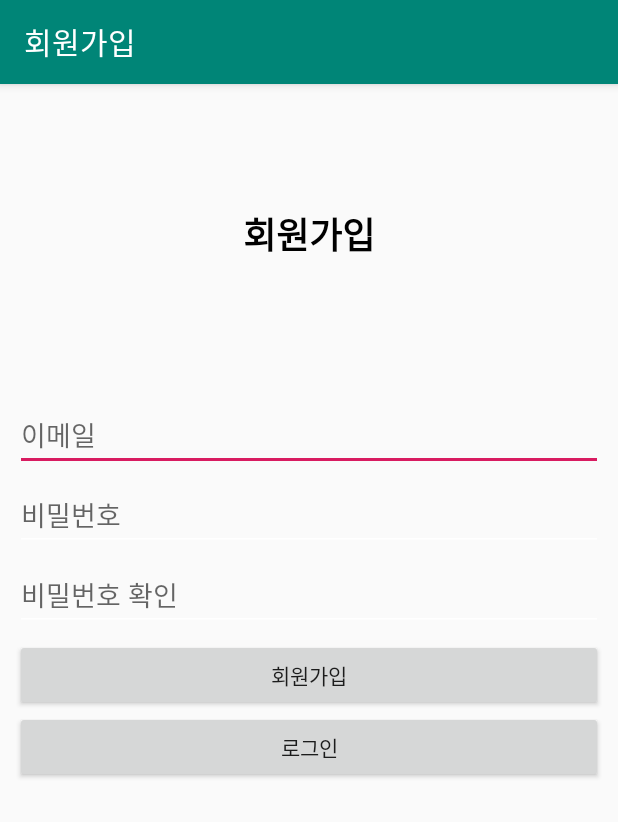
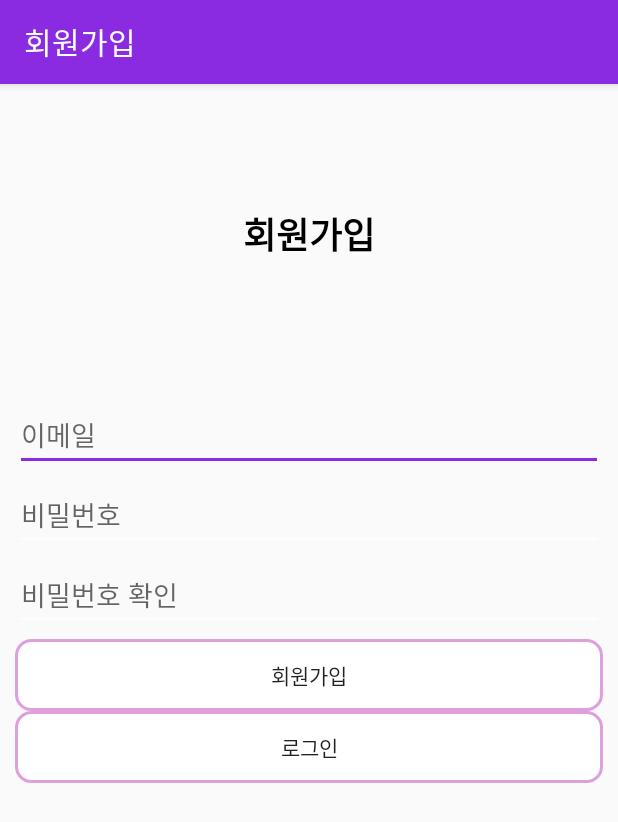
Before and after one commit to KimBoKyu/SNS_Project_FMW, an Android app: the screen it shows after launch (SignUpActivity), after a tap on "회원가입", on a phone screen of 412 x 824 dp. Shown: the top 822 px of the screen. Run offline under Robolectric (Android 15) with nearby library versions, the phone set to English and light mode, and no system bars; our stand-ins replace Firebase (no records; nobody signed in at launch, a user with empty details on screens opened directly); 3 statements that could not run were skipped.

Commit message:
01Sep2019_sujin

```diff
--- a/app/build.gradle
+++ b/app/build.gradle
@@ -37,6 +37,7 @@ dependencies {
     implementation 'com.google.firebase:firebase-firestore:19.0.1'
     implementation 'com.google.firebase:firebase-storage:17.0.0'
     implementation 'androidx.cardview:cardview:1.0.0'
+    implementation 'com.android.support:cardview-v7:28.0.0'
     implementation 'androidx.recyclerview:recyclerview:1.0.0'
     implementation 'com.github.bumptech.glide:glide:4.9.0'
     annotationProcessor 'com.github.bumptech.glide:compiler:4.9.0'
--- a/app/src/main/AndroidManifest.xml
+++ b/app/src/main/AndroidManifest.xml
@@ -19,8 +19,7 @@
         <meta-data
             android:name="com.google.android.geo.API_KEY"
             android:value="AIzaSyCE4X-mIZd5CiNQIa8U41tqnIm3vdyfLCA"/>
-        <activity android:name=".activity.LoadingActivity"
-            android:theme="@android:style/Theme.NoTitleBar.Fullscreen" />
+
         <activity android:name=".activity.MainActivity">
             <intent-filter>
                 <action android:name="android.intent.action.MAIN" />
--- a/app/src/main/java/com/example/sns_project/activity/LoadingActivity.java
+++ /dev/null
@@ -1,76 +0,0 @@
-package com.example.sns_project.activity;
-
-import android.app.Activity;
-import android.content.Intent;
-import android.os.Bundle;
-import android.os.Handler;
-
-import android.graphics.Color;
-import android.os.Bundle;
-import android.widget.RadioButton;
-import android.widget.RadioGroup;
-import android.widget.SeekBar;
-
-import androidx.appcompat.app.AppCompatActivity;
-import androidx.core.widget.CompoundButtonCompat;
-
-import com.example.sns_project.R;
-import com.example.sns_project.view.WaveHelper;
-import com.gelitenight.waveview.library.WaveView;
-import com.example.sns_project.R;
-
-public class LoadingActivity extends Activity {
-
-    private WaveHelper mWaveHelper;
-
-    private int mBorderColor = Color.parseColor("#44FFFFFF");
-    private int mBorderWidth = 10;
-
-
-    @Override
-
-    protected void onCreate(Bundle savedInstanceState) {
-        super.onCreate(savedInstanceState);
-        setContentView(R.layout.activity_loading);
-
-        final WaveView waveView = (WaveView) findViewById(R.id.wave);
-        waveView.setBorder(mBorderWidth, mBorderColor);
-
-        mWaveHelper = new WaveHelper(waveView);
-
-
-
-
-
-        waveView.setWaveColor(Color.parseColor("#88b8f1ed"),
-                Color.parseColor("#b8f1ed"));
-        mBorderColor = Color.parseColor("#b8f1ed");
-        waveView.setBorder(mBorderWidth, mBorderColor);
-
-        startLoading();
-    }
-
-    protected void onPause() {
-        super.onPause();
-        mWaveHelper.cancel();
-    }
-
-    @Override
-    protected void onResume() {
-        super.onResume();
-        mWaveHelper.start();
-    }
-
-
-
-
-    private void startLoading() {
-        Handler handler = new Handler();
-        handler.postDelayed(new Runnable() {
-            @Override
-            public void run() {
-                finish();
-            }
-        }, 6000);
-    }
-}
--- /dev/null
+++ b/app/src/main/res/drawable/button_background.xml
@@ -0,0 +1,12 @@
+<?xml version="1.0" encoding="utf-8"?>
+<shape xmlns:android="http://schemas.android.com/apk/res/android"
+    android:shape="rectangle" android:padding = "5dp">
+    <solid android:color="#ffffff"></solid>
+    <corners
+        android:bottomLeftRadius="10dp"
+        android:bottomRightRadius="10dp"
+        android:topLeftRadius="10dp"
+        android:topRightRadius="10dp"></corners>
+    <stroke android:width="2dp"
+        android:color="#DDA0DD"></stroke>
+</shape>
--- a/app/src/main/res/layout/activity_post.xml
+++ b/app/src/main/res/layout/activity_post.xml
@@ -44,6 +44,7 @@
                     android:layout_width="112dp"
                     android:layout_height="wrap_content"
                     android:layout_weight="1"
+                    android:background="@drawable/button_background"
                     android:text="등록" />
             </LinearLayout>
 
--- a/app/src/main/res/layout/activity_sign_up.xml
+++ b/app/src/main/res/layout/activity_sign_up.xml
@@ -61,12 +61,14 @@
                 android:id="@+id/signUpButton"
                 android:layout_width="match_parent"
                 android:layout_height="wrap_content"
+                android:background="@drawable/button_background"
                 android:text="회원가입" />
 
             <Button
                 android:id="@+id/gotoLoginButton"
                 android:layout_width="match_parent"
                 android:layout_height="wrap_content"
+                android:background="@drawable/button_background"
                 android:text="로그인" />
         </LinearLayout>
 
--- a/app/src/main/res/values/styles.xml
+++ b/app/src/main/res/values/styles.xml
@@ -3,9 +3,9 @@
     <!-- Base application theme. -->
     <style name="AppTheme" parent="Theme.AppCompat.Light.NoActionBar">
         <!-- Customize your theme here. -->
-        <item name="colorPrimary">@color/colorPrimary</item>
-        <item name="colorPrimaryDark">@color/colorPrimaryDark</item>
-        <item name="colorAccent">@color/colorAccent</item>
+        <item name="colorPrimary">#8A2BE2</item>
+        <item name="colorPrimaryDark">#8A2BE2</item>
+        <item name="colorAccent">#8A2BE2</item>
         <item name="colorControlNormal">#ffffff</item>
     </style>
 
```
Also changed, not shown: app/src/main/res/layout/activity_user_init.xml (+4 -3 lines), app/src/main/res/layout/activity_write_post.xml (+25 -11 lines), app/src/main/res/layout/fragment_user_info.xml (+12 -7 lines), app/src/main/res/menu/bottom_navigation.xml (+13 -6 lines), app/src/main/java/com/example/sns_project/FirebaseHelper.java (line endings or trailing spaces), app/src/main/res/drawable/camera.png (added), app/src/main/res/drawable/home.png (added), app/src/main/res/drawable/search.png (added), app/src/main/res/drawable/user.png (added), app/src/main/res/drawable/user_2.png (added), app/src/main/res/drawable/video.png (added).
